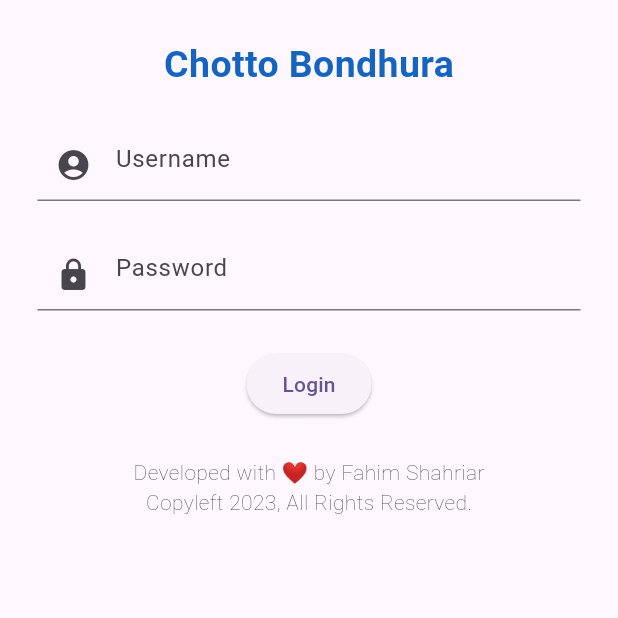
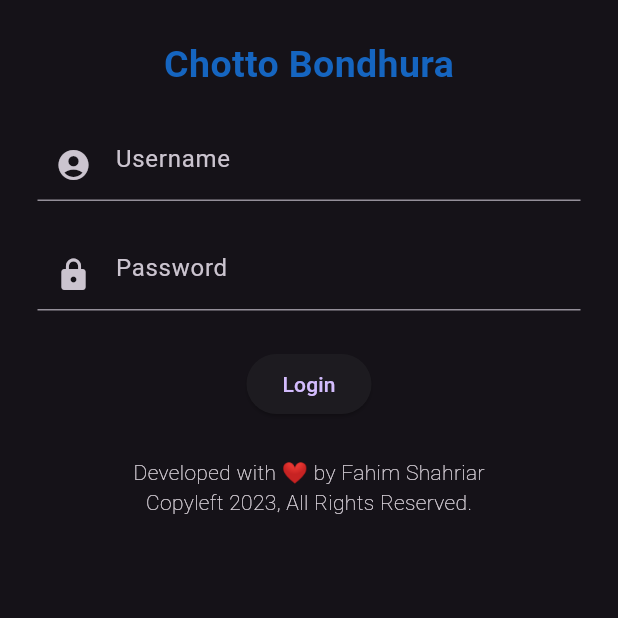
Before and after one commit to FahimShahriar-Sulfuric/chotto_bondhura_app, a Flutter app: the screen it shows after launch, on a phone screen of 412 x 824 dp, the top half of it. Run offline on Flutter 3.47's test engine with Material 2 defaults, Android fonts, the phone set to English and light mode, and no system bars; our stand-ins replace font_awesome_flutter.

```diff
--- a/lib/main.dart
+++ b/lib/main.dart
@@ -14,15 +14,9 @@ class MyApp extends StatelessWidget {
       title: 'Chotto Bondhura',
       debugShowCheckedModeBanner: false,
       theme: ThemeData(
-        colorScheme: ColorScheme.fromSeed(seedColor: Colors.deepPurple, brightness: Brightness.light),
-        useMaterial3: true,
-      ),
-      darkTheme: ThemeData(
         colorScheme: ColorScheme.fromSeed(seedColor: Colors.deepPurple, brightness: Brightness.dark),
         useMaterial3: true,
       ),
-      // theme: ThemeData.light(),
-      // darkTheme: ThemeData.dark(),
       home: const LoginPage(),
     );
   }
```
Also changed, not shown: pubspec.yaml (+12 -0 lines), assets/logo_android.png (added), assets/logo_web.png (added), pubspec.lock, 27 other files.
